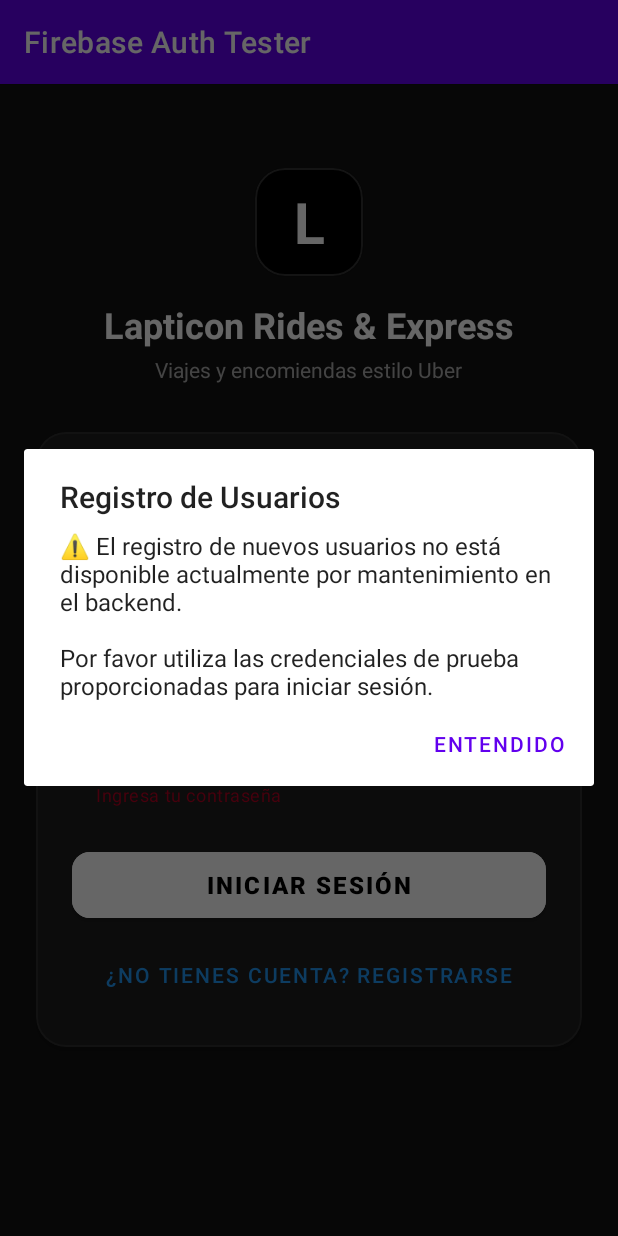
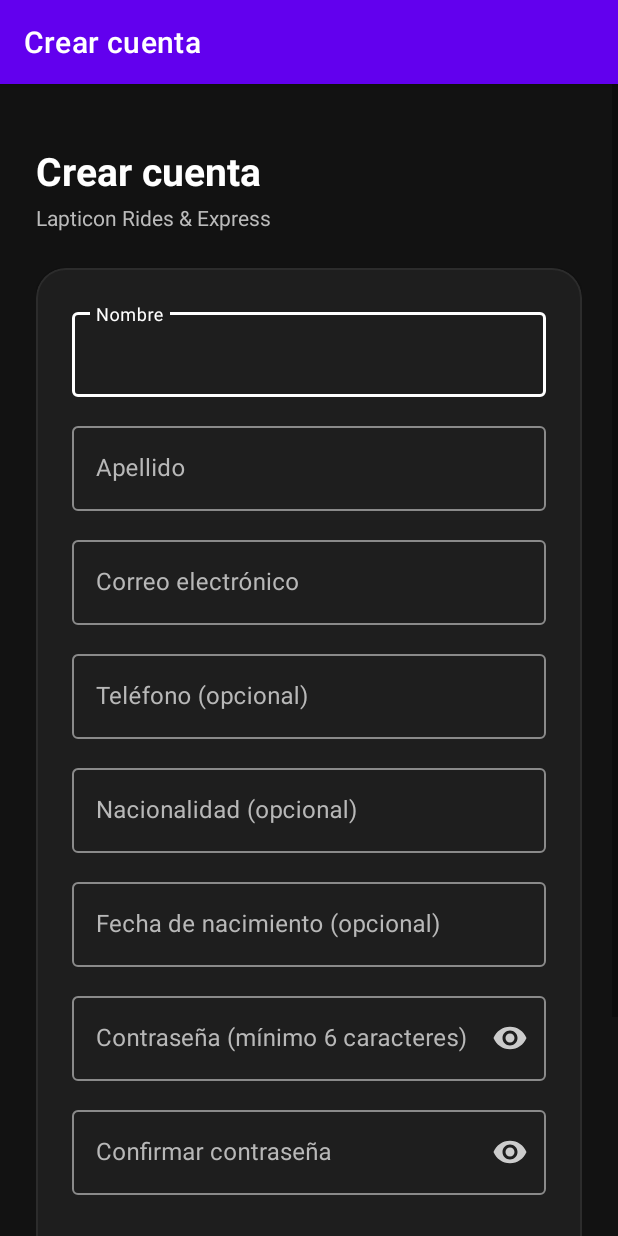
Before and after one commit to Mendezz159/Transporte_App, an Android app: the screen it shows after launch (MainActivity before the commit, RegisterActivity after it), after a tap on "¿NO TIENES CUENTA? REGISTRARSE", on a phone screen of 412 x 824 dp. Run offline under Robolectric (Android 15) with nearby library versions, the phone set to English and light mode, and no system bars; 1 other tap on this screen came first.

Commit message:
Arreglos de color y resgistro

```diff
--- a/app/src/main/AndroidManifest.xml
+++ b/app/src/main/AndroidManifest.xml
@@ -25,6 +25,12 @@
         </activity>
 
         <activity
+            android:name=".RegisterActivity"
+            android:exported="false"
+            android:label="Crear cuenta"
+            android:windowSoftInputMode="adjustResize" />
+
+        <activity
             android:name=".HomeActivity"
             android:exported="false"
             android:label="Lapticon Rides &amp; Express" />
--- a/app/src/main/java/com/dank/proto_logueo/HomeActivity.kt
+++ b/app/src/main/java/com/dank/proto_logueo/HomeActivity.kt
@@ -546,7 +546,7 @@ class HomeActivity : AppCompatActivity() {
             val btnCambiarEstado = com.google.android.material.button.MaterialButton(this).apply {
                 text = "⚙️ Cambiar Estado"
                 textSize = 11f
-                setTextColor(Color.parseColor("#1E88E5"))
+                setTextColor(Color.parseColor("#1565C0"))
                 setBackgroundColor(Color.TRANSPARENT)
                 setOnClickListener {
                     showActualizarEstadoEncomiendaDialog(encomienda.id, tabBinding)
--- a/app/src/main/java/com/dank/proto_logueo/MainActivity.kt
+++ b/app/src/main/java/com/dank/proto_logueo/MainActivity.kt
@@ -4,7 +4,6 @@ import android.content.Intent
 import android.os.Bundle
 import android.view.View
 import android.widget.Toast
-import androidx.appcompat.app.AlertDialog
 import androidx.appcompat.app.AppCompatActivity
 import androidx.lifecycle.lifecycleScope
 import com.dank.proto_logueo.databinding.ActivityMainBinding
@@ -29,16 +28,8 @@ class MainActivity : AppCompatActivity() {
         }
 
         binding.btnRegisterPlaceholder.setOnClickListener {
-            showRegisterPlaceholderDialog()
+            startActivity(Intent(this, RegisterActivity::class.java))
         }
-    }
-
-    private fun showRegisterPlaceholderDialog() {
-        AlertDialog.Builder(this)
-            .setTitle("Registro de Usuarios")
-            .setMessage("⚠️ El registro de nuevos usuarios no está disponible actualmente por mantenimiento en el backend.\n\nPor favor utiliza las credenciales de prueba proporcionadas para iniciar sesión.")
-            .setPositiveButton("Entendido", null)
-            .show()
     }
 
     private fun performLogin() {
--- a/app/src/main/res/color/bottom_nav_color_state.xml
+++ b/app/src/main/res/color/bottom_nav_color_state.xml
@@ -1,5 +1,5 @@
 <?xml version="1.0" encoding="utf-8"?>
 <selector xmlns:android="http://schemas.android.com/apk/res/android">
     <item android:color="#000000" android:state_checked="true" />
-    <item android:color="#8E8E93" />
+    <item android:color="#6B6B70" />
 </selector>
--- /dev/null
+++ b/app/src/main/res/color/input_stroke_dark.xml
@@ -0,0 +1,5 @@
+<?xml version="1.0" encoding="utf-8"?>
+<selector xmlns:android="http://schemas.android.com/apk/res/android">
+    <item android:color="#FFFFFF" android:state_focused="true" />
+    <item android:color="#8A8A8A" />
+</selector>
--- a/app/src/main/res/layout/activity_main.xml
+++ b/app/src/main/res/layout/activity_main.xml
@@ -57,7 +57,7 @@
                 android:layout_marginTop="4dp"
                 android:text="Viajes y encomiendas estilo Uber"
                 android:textSize="14sp"
-                android:textColor="#AAAAAA" />
+                android:textColor="#BBBBBB" />
         </LinearLayout>
 
         <!-- Form Container Card -->
@@ -89,13 +89,11 @@
                 <!-- Email Field -->
                 <com.google.android.material.textfield.TextInputLayout
                     android:id="@+id/tilEmail"
-                    style="@style/Widget.MaterialComponents.TextInputLayout.OutlinedBox"
+                    style="@style/Widget.Lapticon.TextInputDark"
                     android:layout_width="match_parent"
                     android:layout_height="wrap_content"
                     android:layout_marginBottom="16dp"
-                    android:hint="@string/label_email"
-                    app:hintTextColor="#BBBBBB"
-                    app:boxStrokeColor="#444444">
+                    android:hint="@string/label_email">
 
                     <com.google.android.material.textfield.TextInputEditText
                         android:id="@+id/etEmail"
@@ -109,15 +107,13 @@
                 <!-- Password Field -->
                 <com.google.android.material.textfield.TextInputLayout
                     android:id="@+id/tilPassword"
-                    style="@style/Widget.MaterialComponents.TextInputLayout.OutlinedBox"
+                    style="@style/Widget.Lapticon.TextInputDark"
                     android:layout_width="match_parent"
                     android:layout_height="wrap_content"
                     android:layout_marginBottom="24dp"
                     android:hint="@string/label_password"
-                    app:hintTextColor="#BBBBBB"
-                    app:boxStrokeColor="#444444"
                     app:endIconMode="password_toggle"
-                    app:endIconTint="#888888">
+                    app:endIconTint="#CCCCCC">
 
                     <com.google.android.material.textfield.TextInputEditText
                         android:id="@+id/etPassword"
@@ -148,7 +144,7 @@
                     android:layout_height="wrap_content"
                     android:layout_marginTop="8dp"
                     android:text="¿No tienes cuenta? Registrarse"
-                    android:textColor="#2196F3"
+                    android:textColor="#64B5F6"
                     android:textSize="14sp" />
 
                 <!-- Progress Bar -->
--- /dev/null
+++ b/app/src/main/res/layout/activity_register.xml
@@ -0,0 +1,222 @@
+<?xml version="1.0" encoding="utf-8"?>
+<ScrollView xmlns:android="http://schemas.android.com/apk/res/android"
+    xmlns:app="http://schemas.android.com/apk/res-auto"
+    xmlns:tools="http://schemas.android.com/tools"
+    android:layout_width="match_parent"
+    android:layout_height="match_parent"
+    android:fillViewport="true"
+    android:background="#121212"
+    tools:context=".RegisterActivity">
+
+    <LinearLayout
+        android:layout_width="match_parent"
+        android:layout_height="wrap_content"
+        android:orientation="vertical"
+        android:padding="24dp">
+
+        <TextView
+            android:layout_width="wrap_content"
+            android:layout_height="wrap_content"
+            android:layout_marginTop="16dp"
+            android:text="Crear cuenta"
+            android:textColor="#FFFFFF"
+            android:textSize="26sp"
+            android:textStyle="bold" />
+
+        <TextView
+            android:layout_width="wrap_content"
+            android:layout_height="wrap_content"
+            android:layout_marginTop="4dp"
+            android:layout_marginBottom="24dp"
+            android:text="Lapticon Rides &amp; Express"
+            android:textColor="#BBBBBB"
+            android:textSize="14sp" />
+
+        <com.google.android.material.card.MaterialCardView
+            android:layout_width="match_parent"
+            android:layout_height="wrap_content"
+            android:layout_marginBottom="24dp"
+            app:cardBackgroundColor="#1E1E1E"
+            app:cardCornerRadius="20dp"
+            app:cardElevation="2dp"
+            app:strokeColor="#2C2C2C"
+            app:strokeWidth="1dp">
+
+            <LinearLayout
+                android:layout_width="match_parent"
+                android:layout_height="wrap_content"
+                android:orientation="vertical"
+                android:padding="24dp">
+
+                <com.google.android.material.textfield.TextInputLayout
+                    android:id="@+id/tilNombre"
+                    style="@style/Widget.Lapticon.TextInputDark"
+                    android:layout_width="match_parent"
+                    android:layout_height="wrap_content"
+                    android:layout_marginBottom="14dp"
+                    android:hint="Nombre">
+
+                    <com.google.android.material.textfield.TextInputEditText
+                        android:id="@+id/etNombre"
+                        android:layout_width="match_parent"
+                        android:layout_height="wrap_content"
+                        android:inputType="textPersonName|textCapWords"
+                        android:maxLines="1"
+                        android:textColor="#FFFFFF" />
+                </com.google.android.material.textfield.TextInputLayout>
+
+                <com.google.android.material.textfield.TextInputLayout
+                    android:id="@+id/tilApellido"
+                    style="@style/Widget.Lapticon.TextInputDark"
+                    android:layout_width="match_parent"
+                    android:layout_height="wrap_content"
+                    android:layout_marginBottom="14dp"
+                    android:hint="Apellido">
+
+                    <com.google.android.material.textfield.TextInputEditText
+                        android:id="@+id/etApellido"
+                        android:layout_width="match_parent"
+                        android:layout_height="wrap_content"
+                        android:inputType="textPersonName|textCapWords"
+                        android:maxLines="1"
+                        android:textColor="#FFFFFF" />
+                </com.google.android.material.textfield.TextInputLayout>
+
+                <com.google.android.material.textfield.TextInputLayout
+                    android:id="@+id/tilEmail"
+                    style="@style/Widget.Lapticon.TextInputDark"
+                    android:layout_width="match_parent"
+                    android:layout_height="wrap_content"
+                    android:layout_marginBottom="14dp"
+                    android:hint="Correo electrónico">
+
+                    <com.google.android.material.textfield.TextInputEditText
+                        android:id="@+id/etEmail"
+                        android:layout_width="match_parent"
+                        android:layout_height="wrap_content"
+                        android:inputType="textEmailAddress"
+                        android:maxLines="1"
+                        android:textColor="#FFFFFF" />
+                </com.google.android.material.textfield.TextInputLayout>
+
+                <com.google.android.material.textfield.TextInputLayout
+                    android:id="@+id/tilTelefono"
+                    style="@style/Widget.Lapticon.TextInputDark"
+                    android:layout_width="match_parent"
+                    android:layout_height="wrap_content"
+                    android:layout_marginBottom="14dp"
+                    android:hint="Teléfono (opcional)">
+
+                    <com.google.android.material.textfield.TextInputEditText
+                        android:id="@+id/etTelefono"
+                        android:layout_width="match_parent"
+                        android:layout_height="wrap_content"
+                        android:inputType="phone"
+                        android:maxLines="1"
+                        android:textColor="#FFFFFF" />
+                </com.google.android.material.textfield.TextInputLayout>
+
+                <com.google.android.material.textfield.TextInputLayout
+                    android:id="@+id/tilNacionalidad"
+                    style="@style/Widget.Lapticon.TextInputDark"
+                    android:layout_width="match_parent"
+                    android:layout_height="wrap_content"
+                    android:layout_marginBottom="14dp"
+                    android:hint="Nacionalidad (opcional)">
+
+                    <com.google.android.material.textfield.TextInputEditText
+                        android:id="@+id/etNacionalidad"
+                        android:layout_width="match_parent"
+                        android:layout_height="wrap_content"
+                        android:inputType="textCapWords"
+                        android:maxLines="1"
+                        android:textColor="#FFFFFF" />
+                </com.google.android.material.textfield.TextInputLayout>
+
+                <com.google.android.material.textfield.TextInputLayout
+                    android:id="@+id/tilFechaNacimiento"
+                    style="@style/Widget.Lapticon.TextInputDark"
+                    android:layout_width="match_parent"
+                    android:layout_height="wrap_content"
+                    android:layout_marginBottom="14dp"
+                    android:hint="Fecha de nacimiento (opcional)">
+
+                    <com.google.android.material.textfield.TextInputEditText
+                        android:id="@+id/etFechaNacimiento"
+                        android:layout_width="match_parent"
+                        android:layout_height="wrap_content"
+                        android:inputType="none"
+                        android:maxLines="1"
+                        android:textColor="#FFFFFF"
+                        android:focusable="false"
+                        android:clickable="true" />
+                </com.google.android.material.textfield.TextInputLayout>
+
+                <com.google.android.material.textfield.TextInputLayout
+                    android:id="@+id/tilPassword"
+                    style="@style/Widget.Lapticon.TextInputDark"
+                    android:layout_width="match_parent"
+                    android:layout_height="wrap_content"
+                    android:layout_marginBottom="14dp"
+                    android:hint="Contraseña (mínimo 6 caracteres)"
+                    app:endIconMode="password_toggle">
+
+                    <com.google.android.material.textfield.TextInputEditText
+                        android:id="@+id/etPassword"
+                        android:layout_width="match_parent"
+                        android:layout_height="wrap_content"
+                        android:inputType="textPassword"
+                        android:maxLines="1"
+                        android:textColor="#FFFFFF" />
+                </com.google.android.material.textfield.TextInputLayout>
+
+                <com.google.android.material.textfield.TextInputLayout
+                    android:id="@+id/tilConfirmPassword"
+                    style="@style/Widget.Lapticon.TextInputDark"
+                    android:layout_width="match_parent"
+                    android:layout_height="wrap_content"
+                    android:layout_marginBottom="24dp"
+                    android:hint="Confirmar contraseña"
+                    app:endIconMode="password_toggle">
+
+                    <com.google.android.material.textfield.TextInputEditText
+                        android:id="@+id/etConfirmPassword"
+                        android:layout_width="match_parent"
+                        android:layout_height="wrap_content"
+                        android:inputType="textPassword"
+                        android:maxLines="1"
+                        android:textColor="#FFFFFF" />
+                </com.google.android.material.textfield.TextInputLayout>
+
+                <com.google.android.material.button.MaterialButton
+                    android:id="@+id/btnRegister"
+                    android:layout_width="match_parent"
+                    android:layout_height="56dp"
+                    android:backgroundTint="#FFFFFF"
+                    android:text="Registrarme"
+                    android:textColor="#000000"
+                    android:textSize="16sp"
+                    android:textStyle="bold"
+                    app:cornerRadius="12dp" />
+
+                <com.google.android.material.button.MaterialButton
+                    android:id="@+id/btnBackToLogin"
+                    style="@style/Widget.MaterialComponents.Button.TextButton"
+                    android:layout_width="match_parent"
+                    android:layout_height="wrap_content"
+                    android:layout_marginTop="8dp"
+                    android:text="¿Ya tienes cuenta? Inicia sesión"
+                    android:textColor="#64B5F6"
+                    android:textSize="14sp" />
+
+                <ProgressBar
+                    android:id="@+id/progressBar"
+                    android:layout_width="wrap_content"
+                    android:layout_height="wrap_content"
+                    android:layout_gravity="center"
+                    android:layout_marginTop="16dp"
+                    android:visibility="gone" />
+            </LinearLayout>
+        </com.google.android.material.card.MaterialCardView>
+    </LinearLayout>
+</ScrollView>
--- a/app/src/main/res/layout/layout_tab_encomiendas.xml
+++ b/app/src/main/res/layout/layout_tab_encomiendas.xml
@@ -128,6 +128,7 @@
                 android:text="📦 Crear Encomienda"
                 android:textStyle="bold"
                 android:backgroundTint="#000000"
+                android:textColor="#FFFFFF"
                 app:cornerRadius="10dp" />
 
             <com.google.android.material.button.MaterialButton
--- a/app/src/main/res/layout/layout_tab_viajes.xml
+++ b/app/src/main/res/layout/layout_tab_viajes.xml
@@ -85,6 +85,7 @@
                         android:text="➕ Crear Viaje"
                         android:textStyle="bold"
                         android:backgroundTint="#000000"
+                        android:textColor="#FFFFFF"
                         app:cornerRadius="10dp" />
 
                     <com.google.android.material.button.MaterialButton
--- a/app/src/main/res/values-night/themes.xml
+++ /dev/null
@@ -1,16 +0,0 @@
-<resources xmlns:tools="http://schemas.android.com/tools">
-    <!-- Base application theme. -->
-    <style name="Theme.Proto_Logueo" parent="Theme.MaterialComponents.DayNight.DarkActionBar">
-        <!-- Primary brand color. -->
-        <item name="colorPrimary">@color/purple_200</item>
-        <item name="colorPrimaryVariant">@color/purple_700</item>
-        <item name="colorOnPrimary">@color/black</item>
-        <!-- Secondary brand color. -->
-        <item name="colorSecondary">@color/teal_200</item>
-        <item name="colorSecondaryVariant">@color/teal_200</item>
-        <item name="colorOnSecondary">@color/black</item>
-        <!-- Status bar color. -->
-        <item name="android:statusBarColor">?attr/colorPrimaryVariant</item>
-        <!-- Customize your theme here. -->
-    </style>
-</resources>
--- a/app/src/main/res/values/colors.xml
+++ b/app/src/main/res/values/colors.xml
@@ -7,4 +7,9 @@
     <color name="teal_700">#FF018786</color>
     <color name="black">#FF000000</color>
     <color name="white">#FFFFFFFF</color>
+
+    <color name="input_hint_dark">#FFB8B8B8</color>
+    <color name="input_text_focus_dark">#FFFFFFFF</color>
+    <color name="input_error_dark">#FFFF8A80</color>
+    <color name="input_icon_dark">#FFCCCCCC</color>
 </resources>
--- /dev/null
+++ b/app/src/main/res/values/styles.xml
@@ -0,0 +1,14 @@
+<?xml version="1.0" encoding="utf-8"?>
+<resources>
+    <style name="Widget.Lapticon.TextInputDark" parent="Widget.MaterialComponents.TextInputLayout.OutlinedBox">
+        <item name="android:textColorHint">@color/input_hint_dark</item>
+        <item name="hintTextColor">@color/input_text_focus_dark</item>
+        <item name="boxStrokeColor">@color/input_stroke_dark</item>
+        <item name="boxStrokeErrorColor">@color/input_error_dark</item>
+        <item name="errorTextColor">@color/input_error_dark</item>
+        <item name="errorIconTint">@color/input_error_dark</item>
+        <item name="endIconTint">@color/input_icon_dark</item>
+        <item name="cursorColor">@color/input_text_focus_dark</item>
+        <item name="helperTextTextColor">@color/input_hint_dark</item>
+    </style>
+</resources>
--- a/app/src/main/res/values/themes.xml
+++ b/app/src/main/res/values/themes.xml
@@ -1,6 +1,6 @@
 <resources xmlns:tools="http://schemas.android.com/tools">
     <!-- Base application theme. -->
-    <style name="Theme.Proto_Logueo" parent="Theme.MaterialComponents.DayNight.DarkActionBar">
+    <style name="Theme.Proto_Logueo" parent="Theme.MaterialComponents.Light.DarkActionBar">
         <!-- Primary brand color. -->
         <item name="colorPrimary">@color/purple_500</item>
         <item name="colorPrimaryVariant">@color/purple_700</item>
--- a/gradle/libs.versions.toml
+++ b/gradle/libs.versions.toml
@@ -1,5 +1,5 @@
 [versions]
-agp = "9.3.3"
+agp = "9.4.1"
 kotlin = "2.0.21"
 junit = "4.13.2"
 junitVersion = "1.3.0"
```
Also changed, not shown: app/src/main/java/com/dank/proto_logueo/FirebaseAuthApi.kt (+8 -0 lines), app/src/main/java/com/dank/proto_logueo/LapticonApi.kt (+10 -0 lines), app/src/main/java/com/dank/proto_logueo/RegisterActivity.kt (added, +185 -0 lines), app/src/main/java/com/dank/proto_logueo/UserProfileModels.kt (+29 -0 lines), app/src/main/res/layout/activity_profile.xml (+10 -10 lines), app/src/main/res/layout/layout_tab_perfil.xml (+7 -6 lines), gradle/wrapper/gradle-wrapper.properties.
